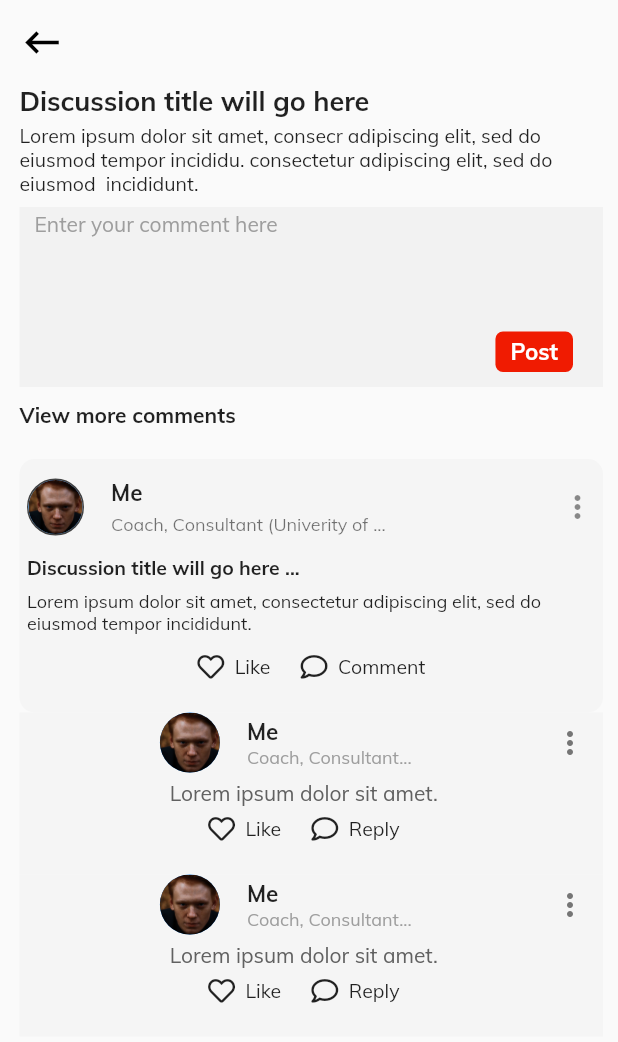
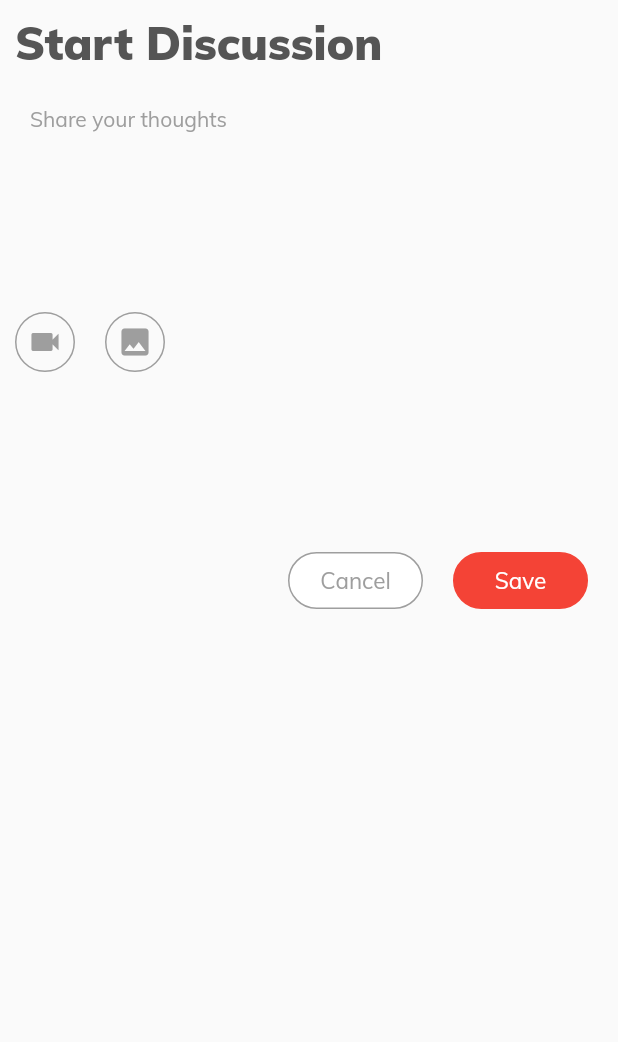
Before and after one commit to Sarbjyotsingh/athlete_platform, a Flutter app: the DiscussionList screen opened by its route, after a tap on "Start Discussion", on a phone screen of 412 x 824 dp. Shown: the top 1042 px of the screen. Run offline on Flutter 3.47's test engine with Material 2 defaults, Android fonts, the light colour scheme and no system bars; our stand-ins replace carousel_slider, font_awesome_flutter.

Commit message:
start discussion

```diff
--- a/lib/main.dart
+++ b/lib/main.dart
@@ -7,6 +7,7 @@ import 'package:athlete_platform/screens/group_listing.dart';
 import 'package:athlete_platform/screens/invite_member.dart';
 import 'package:athlete_platform/screens/member_listing.dart';
 import 'package:athlete_platform/screens/menu_bar.dart';
+import 'package:athlete_platform/screens/start_discussion.dart';
 import 'package:flutter/material.dart';
 
 void main() => runApp(MyApp());
@@ -31,6 +32,7 @@ class _MyAppState extends State<MyApp> {
         InviteMember.id: (context) => InviteMember(),
         DiscussionList.id: (context) => DiscussionList(),
         DiscussionDetail.id: (context) => DiscussionDetail(),
+        StartDiscussion.id: (context) => StartDiscussion(),
       },
     );
   }
--- a/lib/screens/discussion_list.dart
+++ b/lib/screens/discussion_list.dart
@@ -1,4 +1,5 @@
 import 'package:athlete_platform/screens/discussion_detail.dart';
+import 'package:athlete_platform/screens/start_discussion.dart';
 import 'package:athlete_platform/widgets/discussion_card.dart';
 import 'package:athlete_platform/widgets/memeber_detail_card.dart';
 import 'package:flutter/cupertino.dart';
@@ -25,7 +26,7 @@ class _DiscussionListState extends State<DiscussionList> {
         ),
         backgroundColor: Color(0xFFf01b01),
         onPressed: () {
-          Navigator.pushNamed(context, DiscussionDetail.id);
+          Navigator.pushNamed(context, StartDiscussion.id);
         },
         elevation: 0,
       ),
--- /dev/null
+++ b/lib/screens/start_discussion.dart
@@ -0,0 +1,127 @@
+import 'package:athlete_platform/utilities/constant.dart';
+import 'package:athlete_platform/widgets/circular_button_with_text.dart';
+import 'package:flutter/material.dart';
+
+class StartDiscussion extends StatefulWidget {
+  static const String id = 'start_discussion';
+  @override
+  _StartDiscussionState createState() => _StartDiscussionState();
+}
+
+class _StartDiscussionState extends State<StartDiscussion> {
+  @override
+  Widget build(BuildContext context) {
+    return Scaffold(
+      body: SafeArea(
+        child: Container(
+          padding: EdgeInsets.all(10),
+          child: Column(
+            children: <Widget>[
+              Align(
+                alignment: Alignment.topLeft,
+                child: Text(
+                  'Start Discussion',
+                  style: kCreateAndEditPageHeadingStyle,
+                ),
+              ),
+              Container(
+                height: 120,
+                margin: EdgeInsets.only(top: 20),
+                padding:
+                    EdgeInsets.only(left: 10, top: 2, bottom: 10, right: 20),
+                decoration: BoxDecoration(
+                  shape: BoxShape.rectangle,
+                ),
+                child: TextFormField(
+                  decoration: InputDecoration.collapsed(
+                    hintText: 'Share your thoughts',
+                    hintStyle: kTextFieldHintTextDecoration,
+                  ),
+                ),
+              ),
+              SizedBox(
+                height: 10,
+              ),
+              Padding(
+                padding: EdgeInsets.only(top: 10, bottom: 10),
+                child: Row(
+                  children: <Widget>[
+                    Container(
+                      decoration: BoxDecoration(
+                        shape: BoxShape.circle,
+                        border: Border.all(
+                          color: Colors.grey,
+                        ),
+                      ),
+                      child: GestureDetector(
+                        onTap: () {},
+                        child: Icon(
+                          Icons.videocam,
+                          color: Colors.grey,
+                        ),
+                      ),
+                      height: 40,
+                      width: 40,
+                    ),
+                    SizedBox(
+                      width: 20,
+                    ),
+                    Container(
+                      decoration: BoxDecoration(
+                        shape: BoxShape.circle,
+                        border: Border.all(
+                          color: Colors.grey,
+                        ),
+                      ),
+                      child: GestureDetector(
+                        onTap: () {},
+                        child: Icon(
+                          Icons.photo,
+                          color: Colors.grey,
+                        ),
+                      ),
+                      height: 40,
+                      width: 40,
+                    ),
+                  ],
+                ),
+              ),
+              SizedBox(
+                height: 100,
+              ),
+              Row(
+                mainAxisAlignment: MainAxisAlignment.end,
+                children: <Widget>[
+                  CircularButtonWithText(
+                    text: 'Cancel',
+                    onPressed: () {
+                      Navigator.pop(context);
+                    },
+                    borderColor: Colors.grey,
+                    buttonColor: Colors.white,
+                    textColor: Colors.grey,
+                    textStyle: TextStyle(
+                      fontSize: 15.0,
+                      fontFamily: 'Muli',
+                    ),
+                  ),
+                  CircularButtonWithText(
+                    text: 'Save',
+                    onPressed: () {},
+                    borderColor: Colors.red,
+                    buttonColor: Colors.red,
+                    textColor: Colors.white,
+                    textStyle: TextStyle(
+                      fontSize: 15.0,
+                      fontFamily: 'Muli',
+                    ),
+                  ),
+                ],
+              ),
+            ],
+          ),
+        ),
+      ),
+    );
+  }
+}
```
